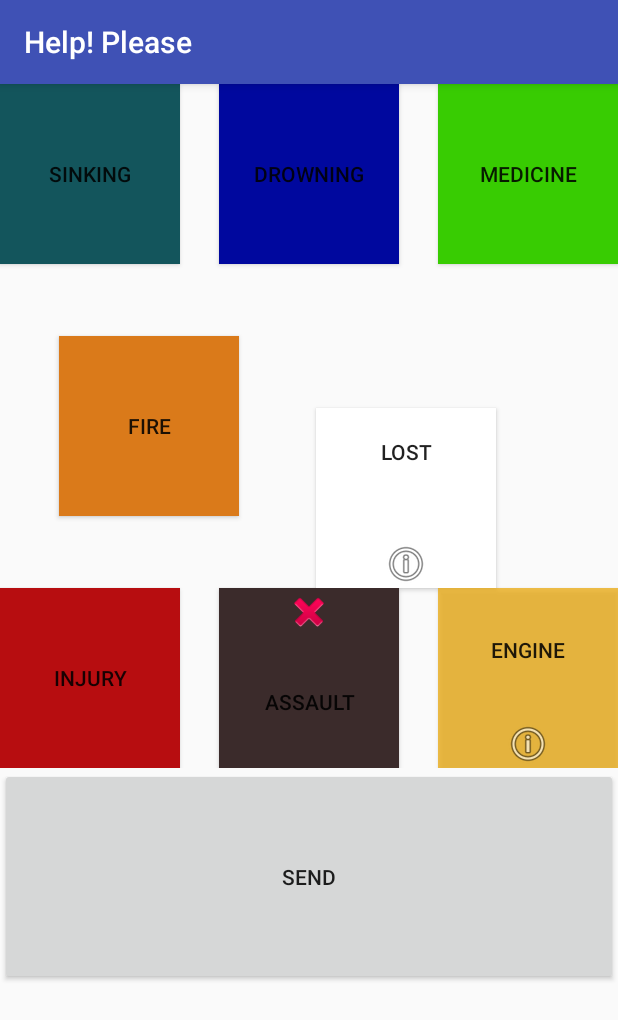
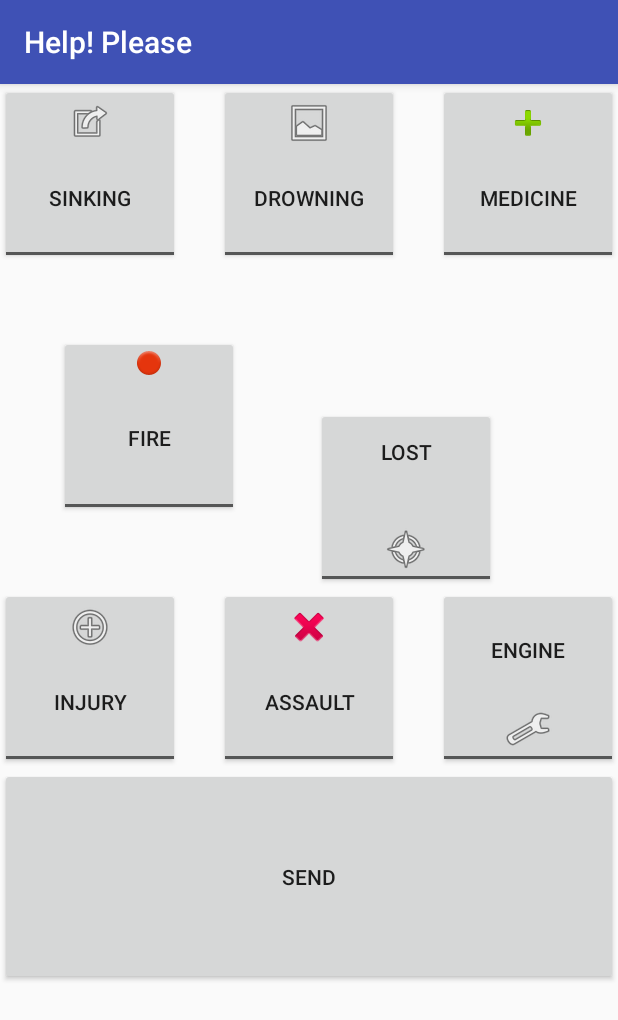
Before and after one commit to bournemouth2016/team-2, an Android app: the Help screen opened directly, with no data from a screen before it, on a phone screen of 412 x 824 dp. Shown: the top 1020 px of the screen. Run offline under Robolectric (Android 15) with nearby library versions, the phone set to English and light mode, and no system bars; libraries missing offline, so code that uses them is left out: com.parse.

Commit message:
help v1.3

```diff
--- a/help/app/src/main/res/layout/help.xml
+++ b/help/app/src/main/res/layout/help.xml
@@ -17,9 +17,9 @@
             android:layout_height="120dp"
             android:layout_alignParentTop="true"
             android:layout_alignParentLeft="true"
-            android:background="#13555c"
             android:textOff="SINKING"
             android:textOn="SINKING"
+            android:drawableTop="@android:drawable/ic_menu_set_as"
             android:id="@+id/toggleButton" />
 
         <ToggleButton
@@ -28,9 +28,9 @@
             android:layout_height="120dp"
             android:layout_alignParentTop="true"
             android:layout_centerHorizontal="true"
-            android:background="#00089e"
             android:textOff="DROWNING"
             android:textOn="DROWNING"
+            android:drawableTop="@android:drawable/ic_menu_gallery"
             android:id="@+id/toggleButton2" />
 
         <ToggleButton
@@ -39,9 +39,9 @@
             android:layout_height="120dp"
             android:layout_alignParentTop="true"
             android:layout_alignParentRight="true"
-            android:background="#38cc02"
             android:textOff="MEDICINE"
             android:textOn="MEDICINE"
+            android:drawableTop="@android:drawable/ic_input_add"
             android:id="@+id/toggleButton3" />
 
         <ToggleButton
@@ -50,9 +50,9 @@
             android:layout_height="120dp"
             android:layout_alignParentBottom="true"
             android:layout_alignParentLeft="true"
-            android:background="#b70d10"
             android:textOff="INJURY"
             android:textOn="INJURY"
+            android:drawableTop="@android:drawable/ic_menu_add"
             android:id="@+id/toggleButton4" />
 
         <ToggleButton
@@ -66,7 +66,7 @@
             android:saveEnabled="true"
             android:textOff="FIRE"
             android:textOn="FIRE"
-            android:background="#da7a1a"
+            android:drawableTop="@android:drawable/ic_notification_overlay"
             android:scrollHorizontally="false" />
 
         <ToggleButton
@@ -76,7 +76,6 @@
             android:id="@+id/toggleButton5"
             android:layout_alignTop="@+id/toggleButton4"
             android:layout_alignLeft="@+id/toggleButton2"
-            android:background="#3b2b2b"
             android:textOff="ASSAULT"
             android:textOn="ASSAULT"
             android:drawableTop="@android:drawable/ic_delete"
@@ -90,10 +89,9 @@
             android:layout_marginLeft="51dp"
             android:layout_above="@+id/toggleButton6"
             android:layout_toRightOf="@+id/toggleButton7"
-            android:background="#ffffff"
             android:textOff="LOST"
             android:textOn="LOST"
-            android:drawableBottom="@android:drawable/ic_menu_info_details"
+            android:drawableBottom="@android:drawable/ic_menu_compass"
             android:drawablePadding="30dp"/>
 
         <ToggleButton
@@ -102,8 +100,7 @@
             android:layout_height="120dp"
             android:id="@+id/toggleButton6"
             android:layout_alignParentBottom="true"
-            android:background="#b5eca602"
-            android:drawableBottom="@android:drawable/ic_menu_info_details"
+            android:drawableBottom="@android:drawable/ic_menu_manage"
             android:drawablePadding="5dp"
             android:textOff="ENGINE"
             android:textOn="ENGINE"
```
